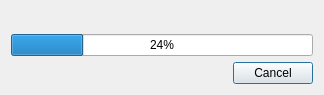
This is src/ui/reosprocesscontroler.ui in vcloarec/ReosProject as Qt 5 draws it before an edit. The edited form follows.
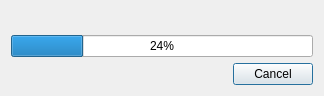
This is the edited form.

What changed in the file:
```diff
--- a/src/ui/reosprocesscontroler.ui
+++ b/src/ui/reosprocesscontroler.ui
@@ -10,7 +10,7 @@
     <x>0</x>
     <y>0</y>
     <width>324</width>
-    <height>95</height>
+    <height>96</height>
    </rect>
   </property>
   <property name="windowTitle">
```
Left out of the diff: 2 changed lines with no effect on the pictures.
